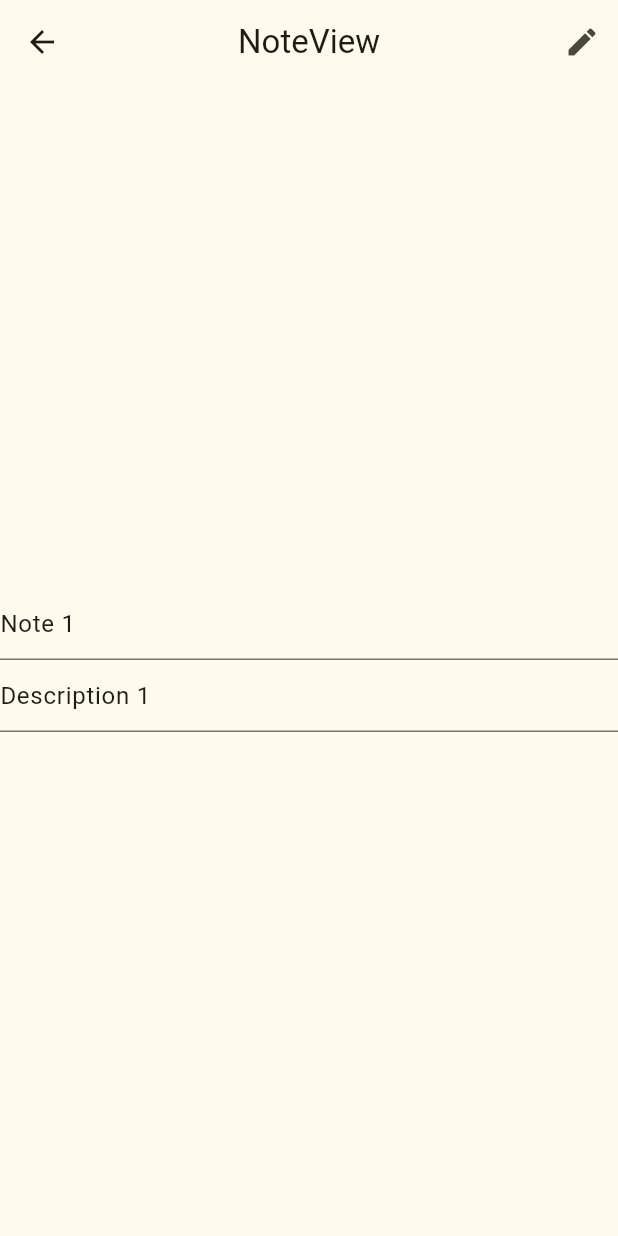
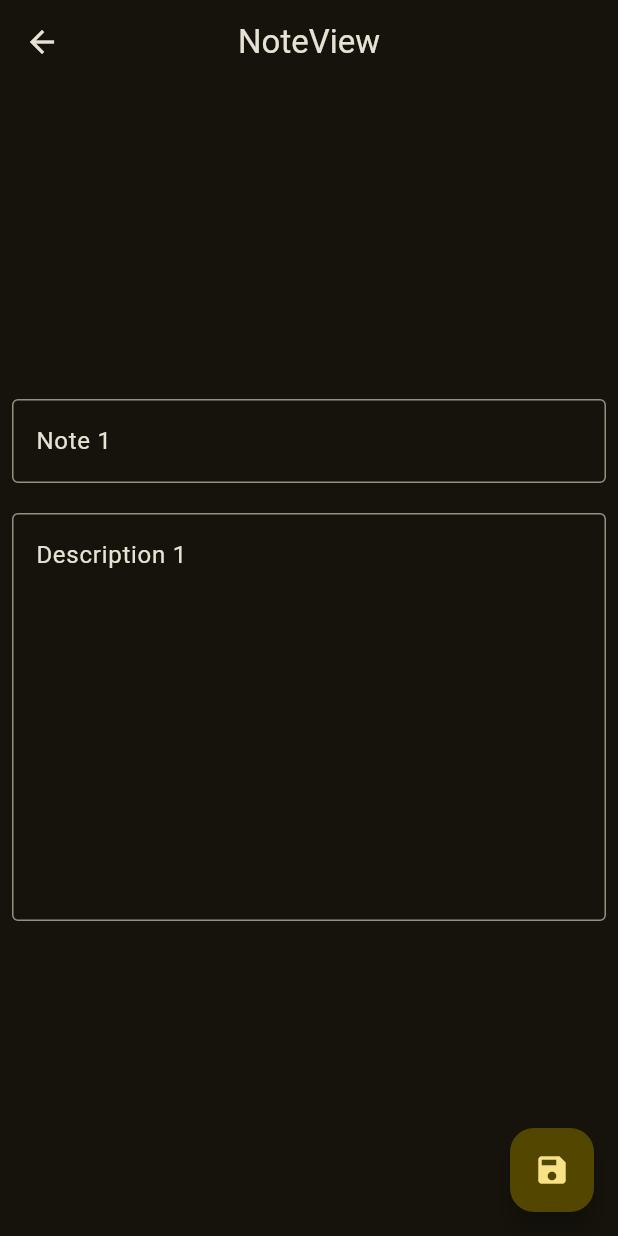
Before and after one commit to tonyOkumura/NOTE-APP, a Flutter app: the NoteView screen opened by its route, on a phone screen of 412 x 824 dp. Run offline on Flutter 3.47's test engine with Material 3 defaults, Android fonts, the phone set to English and light mode, and no system bars; our stand-ins replace flutter_slidable, get; missing offline and left inert: shrink_sidemenu; statements that could not run were skipped.

Commit message:
add come customize

```diff
--- a/lib/app.dart
+++ b/lib/app.dart
@@ -17,7 +17,7 @@ class MyApp extends StatelessWidget {
       title: "Note App",
       theme: materialTheme.light(),
       darkTheme: materialTheme.dark(),
-      themeMode: ThemeMode.light,
+      themeMode: ThemeMode.dark,
       initialRoute: AppPages.INITIAL,
       getPages: AppPages.routes,
     );
--- a/lib/app/data/repository/repo.dart
+++ b/lib/app/data/repository/repo.dart
@@ -1,3 +1,5 @@
+import 'package:get/get.dart';
+
 import '../models/note_model.dart';
 
 final bankNotes = <NoteModel>[
@@ -5,26 +7,4 @@ final bankNotes = <NoteModel>[
       title: 'Note 1', description: 'Description 1', date: DateTime.now()),
   NoteModel(
       title: 'Note 2', description: 'Description 2', date: DateTime.now()),
-  NoteModel(
-      title: 'Note 3',
-      description:
-          'Description 3hfhfhfhfhfhfhfhfhhfhfhfhfhfhfhfhf11111111111111111111hf',
-      date: DateTime.now()),
-  NoteModel(
-      title: 'Note 4', description: 'Description 4', date: DateTime.now()),
-  NoteModel(
-      title: 'Note 5', description: 'Description 5', date: DateTime.now()),
-  NoteModel(
-      title: 'Note 6', description: 'Description 6', date: DateTime.now()),
-  NoteModel(
-      title: 'Note 7', description: 'Description 7', date: DateTime.now()),
-  NoteModel(
-      title: 'Note 8', description: 'Description 8', date: DateTime.now()),
-  NoteModel(
-      title: 'Note 9', description: 'Description 9', date: DateTime.now()),
-  NoteModel(
-    title: 'Note 10',
-    description: 'Description 10',
-    date: DateTime.now(),
-  )
-];
+].obs;
--- a/lib/app/modules/note/views/note_view.dart
+++ b/lib/app/modules/note/views/note_view.dart
@@ -13,25 +13,43 @@ class NoteView extends GetView<NoteController> {
       appBar: AppBar(
         title: const Text('NoteView'),
         centerTitle: true,
-        actions: [
-          IconButton(
-            onPressed: () {},
-            icon: const Icon(Icons.edit),
-          )
-        ],
       ),
       body: Center(
           child: SingleChildScrollView(
+              child: Padding(
+        padding: const EdgeInsets.all(8.0),
         child: Column(
           children: [
             TextField(
               controller: controller.titleController,
+              decoration: InputDecoration(
+                hintText: "Заголовок", // Подсказка для пользователя
+                border: OutlineInputBorder(), // Граница вокруг поля ввода
               ),
+            ),
+            SizedBox(height: 20.0),
             TextField(
               controller: controller.descriptionController,
+              maxLines: null, // Поле будет расти по мере ввода
+              minLines: 10, // Минимум 5 строк будет видно сразу
+              keyboardType:
+                  TextInputType.multiline, // Включает многострочный ввод
+              textInputAction:
+                  TextInputAction.newline, // Позволяет вставлять новые строки
+              decoration: InputDecoration(
+                hintText: "Введите описание", // Подсказка для пользователя
+                border: OutlineInputBorder(), // Граница вокруг поля ввода
+              ),
             ),
           ],
+        ),
       ))),
+      floatingActionButton: FloatingActionButton(
+        onPressed: () {
+          controller.addNote();
+        },
+        child: const Icon(Icons.save),
+      ),
     );
   }
 }
```
Also changed, not shown: lib/app/modules/home/views/home_view.dart (+11 -4 lines), lib/app/modules/note/controllers/note_controller.dart (+23 -3 lines). Lines whose indentation alone changed are shown as unchanged.
